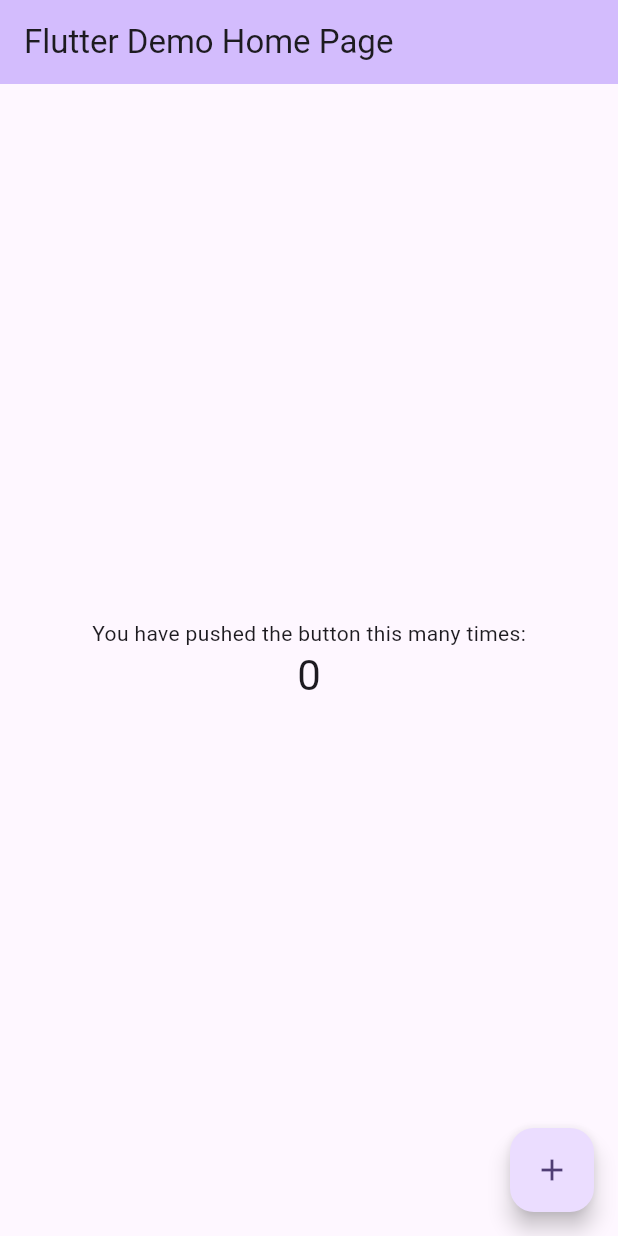
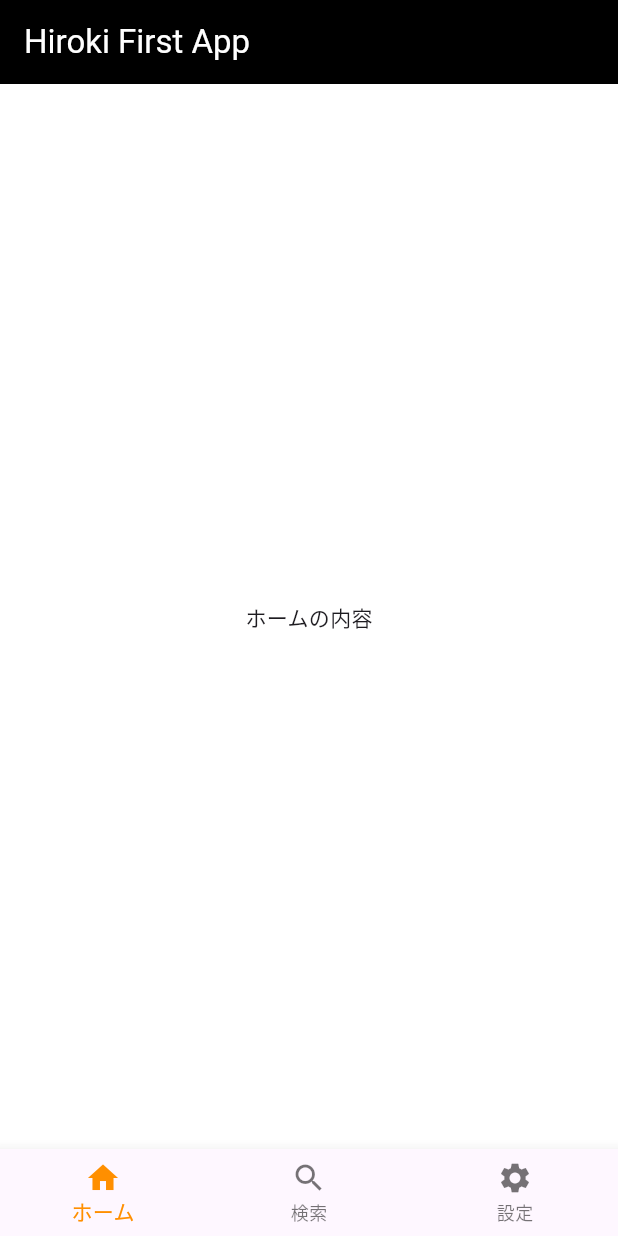
Before and after one commit to HirokiMoriuchi/my_first_app, a Flutter app: the screen it shows after launch, on a phone screen of 412 x 824 dp. Run offline on Flutter 3.47's test engine with Material 3 defaults, Android fonts, the phone set to English and light mode, and no system bars.

Commit message:
適当にアプリを変えてみた

```diff
--- a/lib/main.dart
+++ b/lib/main.dart
@@ -4,119 +4,79 @@ void main() {
   runApp(const MyApp());
 }
 
+// アプリ全体の「土台」となるStatelessWidget (ここはシンプルにMaterialAppを返すだけ)
 class MyApp extends StatelessWidget {
   const MyApp({super.key});
 
-  // This widget is the root of your application.
   @override
   Widget build(BuildContext context) {
     return MaterialApp(
-      title: 'Flutter Demo',
       theme: ThemeData(
-        // This is the theme of your application.
-        //
-        // TRY THIS: Try running your application with "flutter run". You'll see
-        // the application has a purple toolbar. Then, without quitting the app,
-        // try changing the seedColor in the colorScheme below to Colors.green
-        // and then invoke "hot reload" (save your changes or press the "hot
-        // reload" button in a Flutter-supported IDE, or press "r" if you used
-        // the command line to start the app).
-        //
-        // Notice that the counter didn't reset back to zero; the application
-        // state is not lost during the reload. To reset the state, use hot
-        // restart instead.
-        //
-        // This works for code too, not just values: Most code changes can be
-        // tested with just a hot reload.
-        colorScheme: ColorScheme.fromSeed(seedColor: Colors.deepPurple),
+        scaffoldBackgroundColor: Colors.white,
+        appBarTheme: const AppBarTheme( // const を追加
+          backgroundColor: Colors.black,
+          foregroundColor: Colors.white,
+        ),
       ),
-      home: const MyHomePage(title: 'Flutter Demo Home Page'),
-    );
+      title: 'Hiroki First App',
+      home: const MyHomePage(), // Scaffold部分をStatefulWidgetに分離
+    ); // MaterialAppの末尾にセミコロンを追加
   }
 }
 
+// 画面の主要部分とBottomNavigationBarの状態を管理するStatefulWidget
 class MyHomePage extends StatefulWidget {
-  const MyHomePage({super.key, required this.title});
-
-  // This widget is the home page of your application. It is stateful, meaning
-  // that it has a State object (defined below) that contains fields that affect
-  // how it looks.
-
-  // This class is the configuration for the state. It holds the values (in this
-  // case the title) provided by the parent (in this case the App widget) and
-  // used by the build method of the State. Fields in a Widget subclass are
-  // always marked "final".
-
-  final String title;
+  const MyHomePage({super.key});
 
   @override
   State<MyHomePage> createState() => _MyHomePageState();
 }
 
 class _MyHomePageState extends State<MyHomePage> {
-  int _counter = 0;
+  int _selectedIndex = 0; // 現在選択されているアイテムのインデックスを保持
 
-  void _incrementCounter() {
-    setState(() {
-      // This call to setState tells the Flutter framework that something has
-      // changed in this State, which causes it to rerun the build method below
-      // so that the display can reflect the updated values. If we changed
-      // _counter without calling setState(), then the build method would not be
-      // called again, and so nothing would appear to happen.
-      _counter++;
+  // アイテムがタップされたときに呼ばれる関数
+  void _onItemTapped(int index) {
+    setState(() { // 状態を更新することをFlutterに伝える
+      _selectedIndex = index; // 選択されたインデックスを更新
     });
   }
 
+  // 各タブで表示する仮のウィジェット（実際のアプリでは各画面ウィジェットに置き換えます）
+  static const List<Widget> _widgetOptions = <Widget>[
+    Center(child: Text('ホームの内容')),
+    Center(child: Text('検索の内容')),
+    Center(child: Text('設定の内容')),
+  ];
+
   @override
   Widget build(BuildContext context) {
-    // This method is rerun every time setState is called, for instance as done
-    // by the _incrementCounter method above.
-    //
-    // The Flutter framework has been optimized to make rerunning build methods
-    // fast, so that you can just rebuild anything that needs updating rather
-    // than having to individually change instances of widgets.
     return Scaffold(
       appBar: AppBar(
-        // TRY THIS: Try changing the color here to a specific color (to
-        // Colors.amber, perhaps?) and trigger a hot reload to see the AppBar
-        // change color while the other colors stay the same.
-        backgroundColor: Theme.of(context).colorScheme.inversePrimary,
-        // Here we take the value from the MyHomePage object that was created by
-        // the App.build method, and use it to set our appbar title.
-        title: Text(widget.title),
+        title: const Text('Hiroki First App'),
+        // ThemeDataで指定しているので、ここでは不要ならコメントアウトまたは削除
+        // backgroundColor: Colors.black,
       ),
-      body: Center(
-        // Center is a layout widget. It takes a single child and positions it
-        // in the middle of the parent.
-        child: Column(
-          // Column is also a layout widget. It takes a list of children and
-          // arranges them vertically. By default, it sizes itself to fit its
-          // children horizontally, and tries to be as tall as its parent.
-          //
-          // Column has various properties to control how it sizes itself and
-          // how it positions its children. Here we use mainAxisAlignment to
-          // center the children vertically; the main axis here is the vertical
-          // axis because Columns are vertical (the cross axis would be
-          // horizontal).
-          //
-          // TRY THIS: Invoke "debug painting" (choose the "Toggle Debug Paint"
-          // action in the IDE, or press "p" in the console), to see the
-          // wireframe for each widget.
-          mainAxisAlignment: MainAxisAlignment.center,
-          children: <Widget>[
-            const Text('You have pushed the button this many times:'),
-            Text(
-              '$_counter',
-              style: Theme.of(context).textTheme.headlineMedium,
-            ),
-          ],
-        ),
+      body: _widgetOptions.elementAt(_selectedIndex), // 選択されたインデックスに応じて表示するウィジェットを切り替え
+      bottomNavigationBar: BottomNavigationBar(
+        items: const <BottomNavigationBarItem>[
+          BottomNavigationBarItem(
+            icon: Icon(Icons.home),
+            label: "ホーム",
+          ),
+          BottomNavigationBarItem(
+            icon: Icon(Icons.search),
+            label: "検索",
+          ),
+          BottomNavigationBarItem(
+            icon: Icon(Icons.settings),
+            label: "設定",
+          ),
+        ],
+        currentIndex: _selectedIndex, // 現在選択されているアイテムのインデックスを指定
+        selectedItemColor: Colors.amber[800], // 選択されたアイテムの色（任意）
+        onTap: _onItemTapped, // タップされたときの処理を指定
       ),
-      floatingActionButton: FloatingActionButton(
-        onPressed: _incrementCounter,
-        tooltip: 'Increment',
-        child: const Icon(Icons.add),
-      ), // This trailing comma makes auto-formatting nicer for build methods.
     );
   }
 }
```
